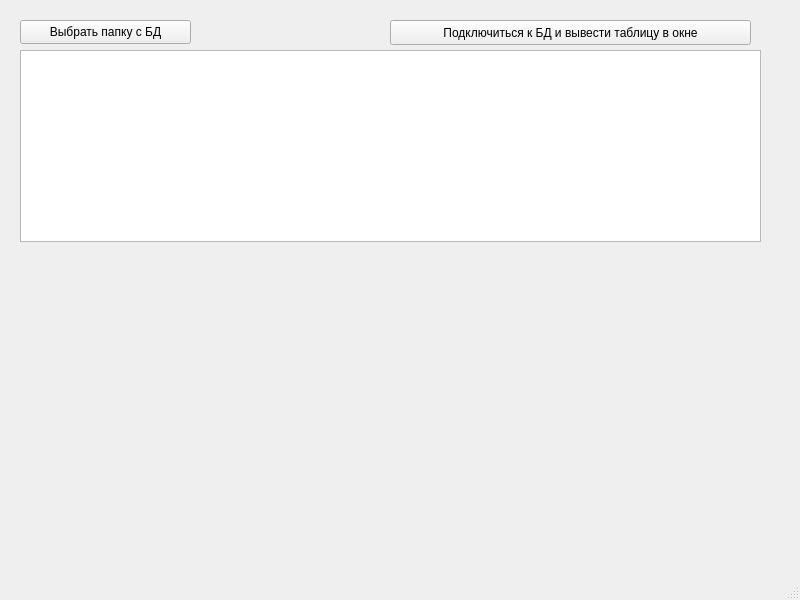
Old version of the form mainwindow.ui in the repository mishanyya/QTopenfilesplusdbandclasses.
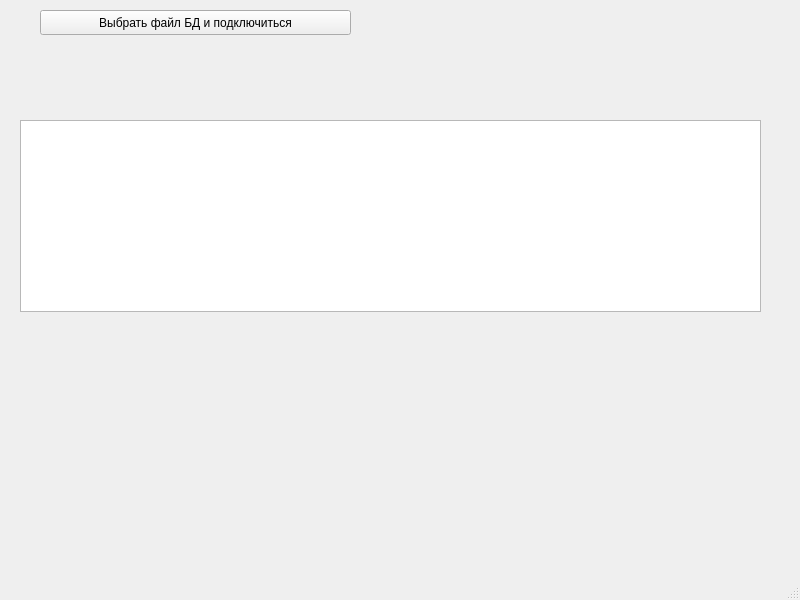
New version of the form.

```diff
--- a/mainwindow.ui
+++ b/mainwindow.ui
@@ -14,42 +14,29 @@
    <string>MainWindow</string>
   </property>
   <widget class="QWidget" name="centralwidget">
-   <widget class="QToolButton" name="toolButton">
-    <property name="geometry">
-     <rect>
-      <x>20</x>
-      <y>20</y>
-      <width>171</width>
-      <height>24</height>
-     </rect>
-    </property>
-    <property name="text">
-     <string>Выбрать папку с БД</string>
-    </property>
-   </widget>
-   <widget class="QPushButton" name="pushButton">
-    <property name="geometry">
-     <rect>
-      <x>390</x>
-      <y>20</y>
-      <width>361</width>
-      <height>25</height>
-     </rect>
-    </property>
-    <property name="text">
-     <string>Подключиться к БД и вывести таблицу в окне</string>
-    </property>
-   </widget>
    <widget class="QTableView" name="tableView">
     <property name="geometry">
      <rect>
       <x>20</x>
-      <y>50</y>
+      <y>120</y>
       <width>741</width>
       <height>192</height>
      </rect>
     </property>
    </widget>
+   <widget class="QPushButton" name="pushButton_2">
+    <property name="geometry">
+     <rect>
+      <x>40</x>
+      <y>10</y>
+      <width>311</width>
+      <height>25</height>
+     </rect>
+    </property>
+    <property name="text">
+     <string>Выбрать файл БД и подключиться</string>
+    </property>
+   </widget>
   </widget>
   <widget class="QMenuBar" name="menubar">
    <property name="geometry">
```
